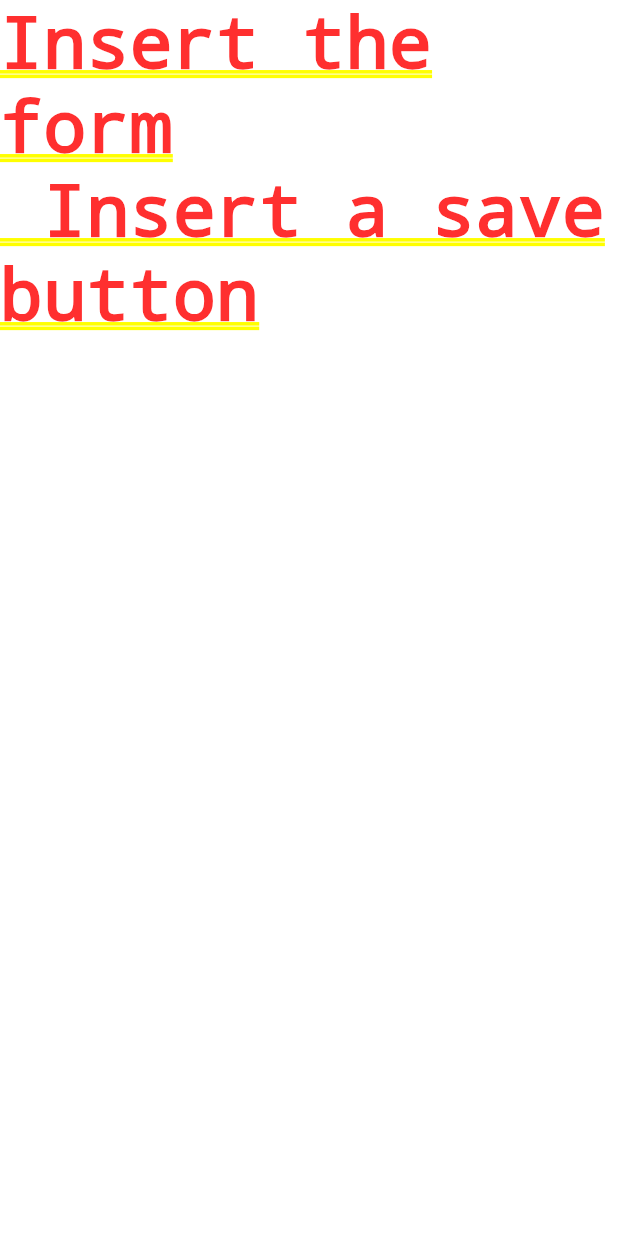
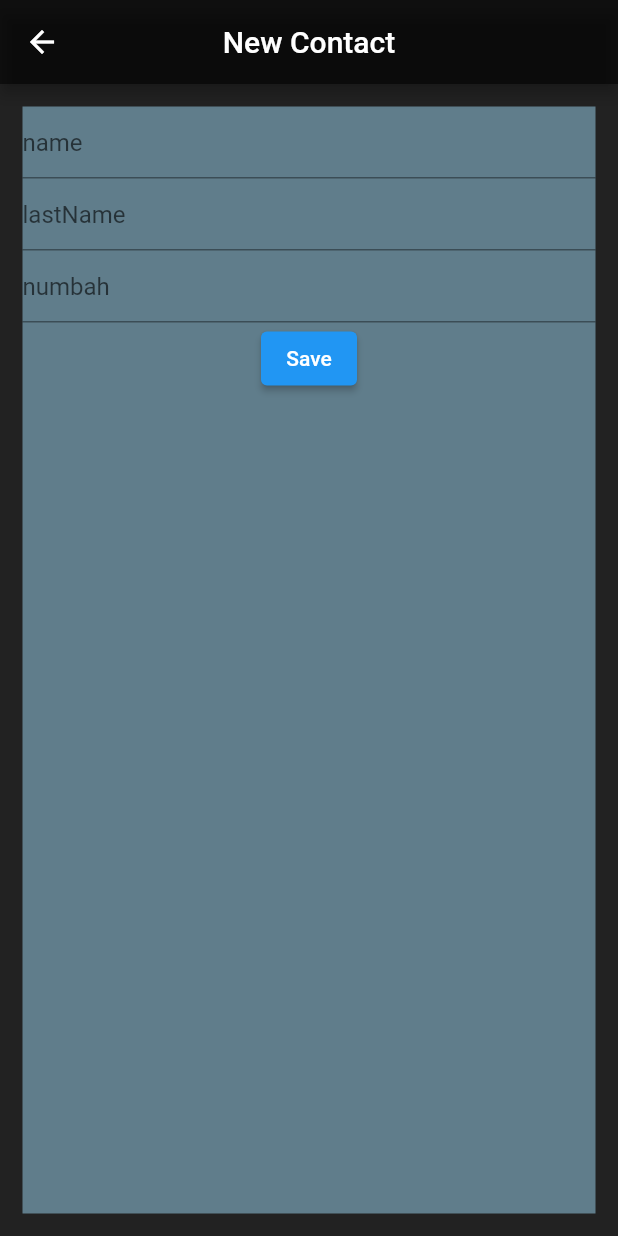
Before and after one commit to grcjariten/contatti, a Flutter app: the screen it shows after launch, after a tap on an icon or button, on a phone screen of 412 x 824 dp. Run offline on Flutter 3.47's test engine with Material 2 defaults, Android fonts, the phone set to English and light mode, and no system bars.

Commit message:
Added new screen with a form that saves a new contact. Now I gotta build the firebase stuff

```diff
--- a/lib/functions.dart
+++ b/lib/functions.dart
@@ -1,4 +1,5 @@
 import 'package:flutter/material.dart';
+import 'package:flutter/services.dart';
 
 Future<dynamic> showNumber(BuildContext context, String number) {
   return showDialog(
@@ -13,3 +14,32 @@ Future<dynamic> showNumber(BuildContext context, String number) {
 TextStyle contactStyle() {
   return const TextStyle(color: Colors.white);
 }
+
+TextFormField contactField(String data) {
+  return TextFormField(
+    decoration: InputDecoration(hintText: data),
+    inputFormatters:
+        data == "numbah" ? [FilteringTextInputFormatter.digitsOnly] : null,
+    validator: (value) {
+      if (value == null || value.isEmpty) {
+        return 'Cazzo fai, riempi';
+      }
+      return null; //vuol dire che funge
+    },
+  );
+}
+
+ElevatedButton saveButton(GlobalKey<FormState> formKey, BuildContext context) {
+  return ElevatedButton(
+    onPressed: () {
+      if (formKey.currentState!.validate()) {
+        ScaffoldMessenger.of(context)
+            .showSnackBar(const SnackBar(content: Text("Contact Saved!")));
+      }
+    },
+    child: Text(
+      "Save",
+      style: contactStyle(),
+    ),
+  );
+}
--- a/lib/newcontactpage.dart
+++ b/lib/newcontactpage.dart
@@ -1,3 +1,4 @@
+import 'package:contatti/functions.dart';
 import 'package:flutter/material.dart';
 
 class NewContactPage extends StatefulWidget {
@@ -8,10 +9,35 @@ class NewContactPage extends StatefulWidget {
 }
 
 class _NewContactPageState extends State<NewContactPage> {
+  final _formKey = GlobalKey<FormState>();
   @override
   Widget build(BuildContext context) {
-    return Container(
-      child: Text("Insert the form\n Insert a save button"),
+    return Scaffold(
+      backgroundColor: Colors.black87,
+      appBar: AppBar(
+        backgroundColor: Colors.black54,
+        centerTitle: true,
+        title: Text(
+          "New Contact",
+          style: contactStyle(),
+        ),
+      ),
+      body: Padding(
+          padding: const EdgeInsets.all(15.0),
+          child: Form(
+            key: _formKey,
+            child: Container(
+              color: Colors.blueGrey,
+              child: Column(
+                children: [
+                  contactField("name"),
+                  contactField("lastName"),
+                  contactField("numbah"),
+                  saveButton(_formKey, context)
+                ],
+              ),
+            ),
+          )),
     );
   }
 }
```
